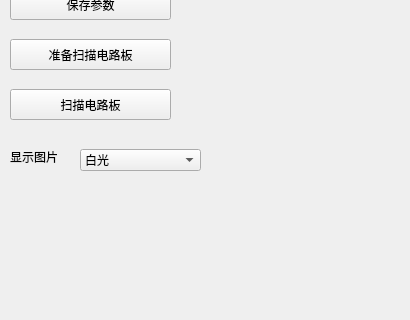
chuandongxu/AOI, file DataModule/ScanImageWidget.ui: the form before one commit; both pictures show x 0 to 410 and y 339 to 659 of the 410 by 950 pixel window.
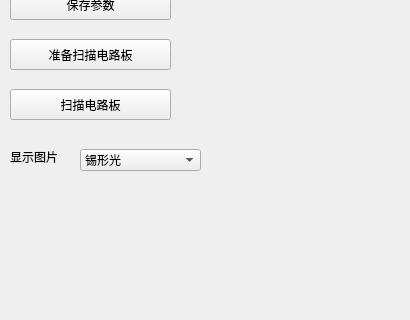
The form after the commit.

The edit to the form file:
```diff
--- a/DataModule/ScanImageWidget.ui
+++ b/DataModule/ScanImageWidget.ui
@@ -329,6 +329,9 @@
        <height>22</height>
       </rect>
      </property>
+     <property name="currentIndex">
+      <number>2</number>
+     </property>
      <item>
       <property name="text">
        <string>白光</string>
```
